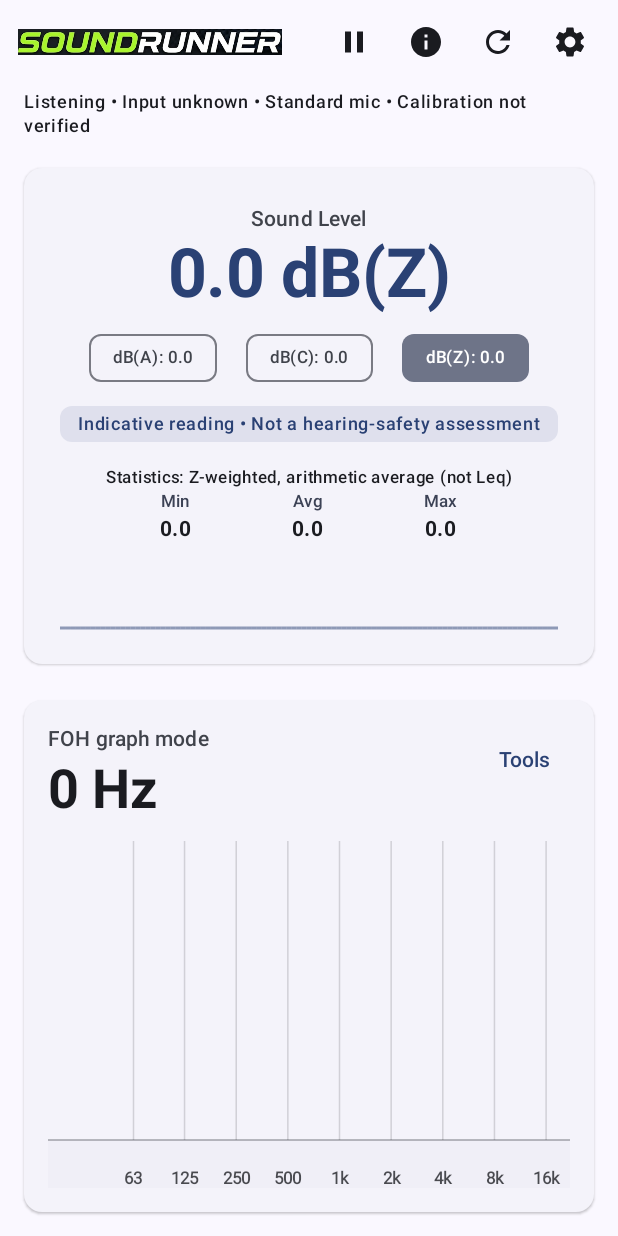
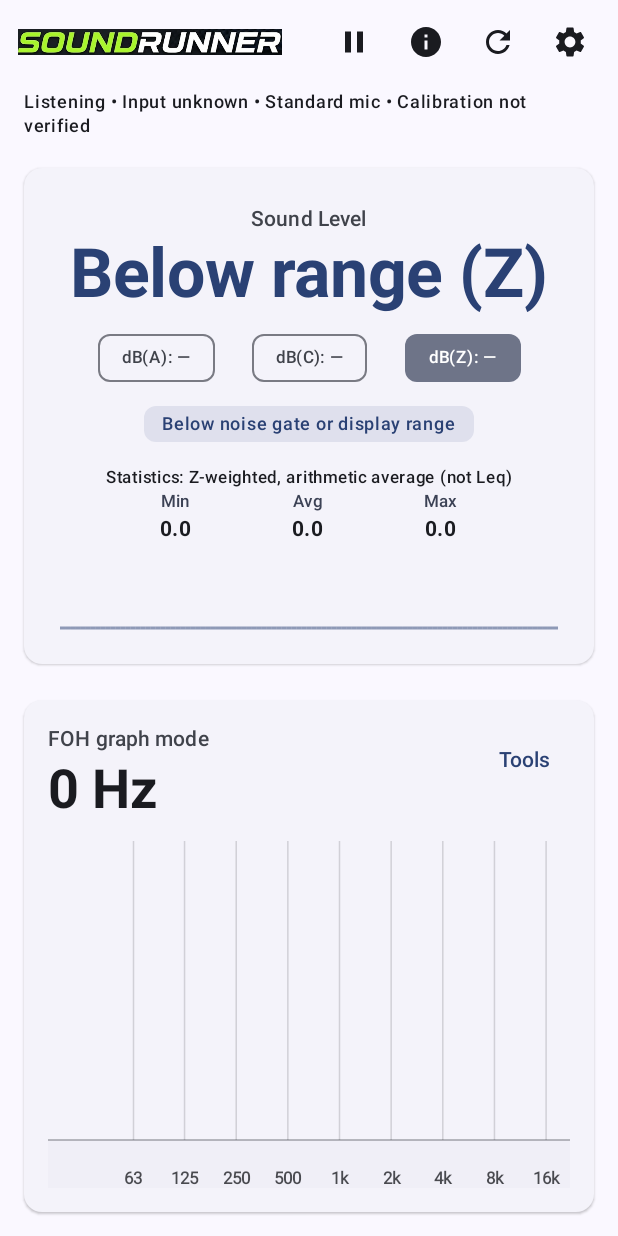
Before and after one commit to MrJanHorak/android-audio-analyser, an Android app built with Jetpack Compose: the screen it shows after launch (MainActivity), on a phone screen of 412 x 824 dp. Run offline under Robolectric (Android 15) with nearby library versions, the phone set to English and light mode, and no system bars.

Commit message:
Clarify suppressed sound level readings

```diff
--- a/app/src/main/java/com/example/audioanalyser/MainActivity.kt
+++ b/app/src/main/java/com/example/audioanalyser/MainActivity.kt
@@ -1438,6 +1438,12 @@ fun TabletSummaryItem(
     }
 }
 
+internal fun formatMeterReading(value: Float, weighting: String, locale: Locale, compact: Boolean = false): String {
+    if (value <= 0f) return if (compact) "dB($weighting): —" else "Below range ($weighting)"
+    return if (compact) String.format(locale, "dB(%s): %.1f", weighting, value)
+    else String.format(locale, "%.1f dB(%s)", value, weighting)
+}
+
 @Composable
 fun DbMeterCard(
     dbLevel: Float,
@@ -1459,7 +1465,13 @@ fun DbMeterCard(
 
     val dbColor = MaterialTheme.colorScheme.primary
 
-    val semanticsDesc = stringResource(id = R.string.db_meter_semantics, displayDb, if (minDb == Float.MAX_VALUE) 0f else minDb, avgDb, maxDb)
+    val locale = Locale.getDefault()
+    val reading = formatMeterReading(displayDb, selectedWeighting, locale)
+    val semanticsDesc = if (displayDb <= 0f) {
+        "Sound level below gate or display range, $selectedWeighting weighting. Statistics are Z-weighted."
+    } else {
+        stringResource(id = R.string.db_meter_semantics, displayDb, if (minDb == Float.MAX_VALUE) 0f else minDb, avgDb, maxDb)
+    }
 
     ElevatedCard(modifier = modifier.semantics { contentDescription = semanticsDesc }) {
         Column(
@@ -1475,7 +1487,7 @@ fun DbMeterCard(
                 color = MaterialTheme.colorScheme.onSurfaceVariant
             )
             AutoSizeText(
-                text = String.format(Locale.getDefault(), "%.1f dB(%s)", displayDb, selectedWeighting),
+                text = reading,
                 style = MaterialTheme.typography.displayMedium,
                 fontWeight = FontWeight.Bold,
                 color = dbColor
@@ -1485,17 +1497,17 @@ fun DbMeterCard(
                 FilterChip(
                     selected = selectedWeighting == "A",
                     onClick = { selectedWeighting = "A" },
-                    label = { AutoSizeText(text = String.format(Locale.getDefault(), "dB(A): %.1f", dbLevelA), style = MaterialTheme.typography.labelSmall) }
+                    label = { AutoSizeText(text = formatMeterReading(dbLevelA, "A", locale, compact = true), style = MaterialTheme.typography.labelSmall) }
                 )
                 FilterChip(
                     selected = selectedWeighting == "C",
                     onClick = { selectedWeighting = "C" },
-                    label = { AutoSizeText(text = String.format(Locale.getDefault(), "dB(C): %.1f", dbLevelC), style = MaterialTheme.typography.labelSmall) }
+                    label = { AutoSizeText(text = formatMeterReading(dbLevelC, "C", locale, compact = true), style = MaterialTheme.typography.labelSmall) }
                 )
                 FilterChip(
                     selected = selectedWeighting == "Z",
                     onClick = { selectedWeighting = "Z" },
-                    label = { AutoSizeText(text = String.format(Locale.getDefault(), "dB(Z): %.1f", dbLevelZ), style = MaterialTheme.typography.labelSmall) }
+                    label = { AutoSizeText(text = formatMeterReading(dbLevelZ, "Z", locale, compact = true), style = MaterialTheme.typography.labelSmall) }
                 )
             }
             Surface(
@@ -1504,7 +1516,7 @@ fun DbMeterCard(
                 modifier = Modifier.padding(top = 8.dp)
             ) {
                 Text(
-                    text = "Indicative reading • Not a hearing-safety assessment",
+                    text = if (displayDb <= 0f) "Below noise gate or display range" else "Indicative reading • Not a hearing-safety assessment",
                     style = MaterialTheme.typography.labelMedium,
                     color = dbColor,
                     modifier = Modifier.padding(horizontal = 12.dp, vertical = 4.dp)
```
Also changed, not shown: 2 other files.
